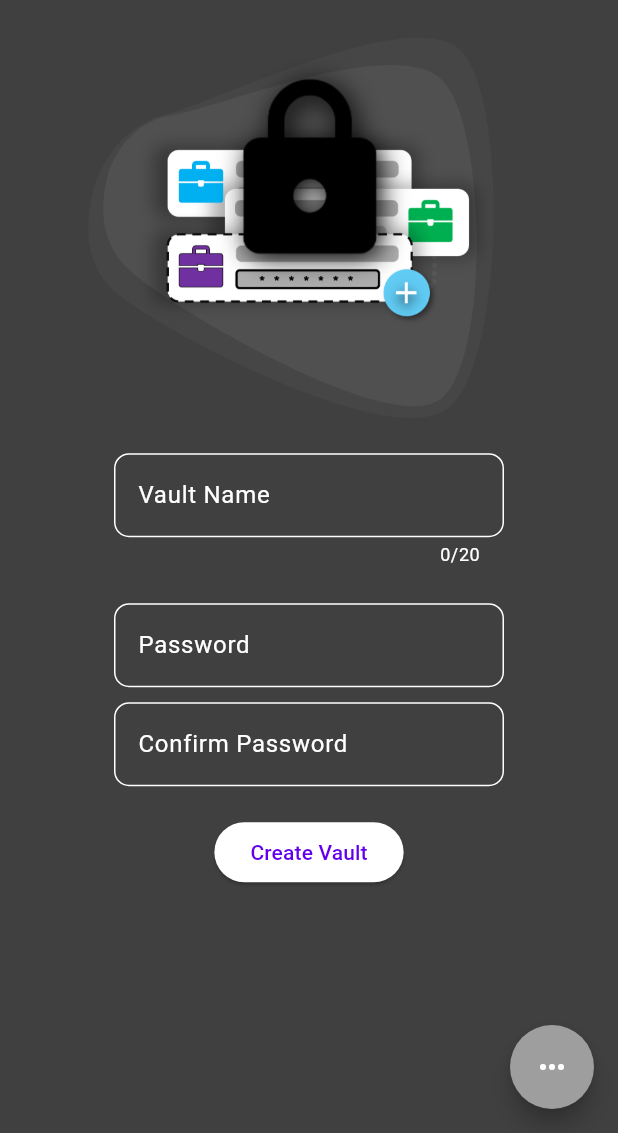
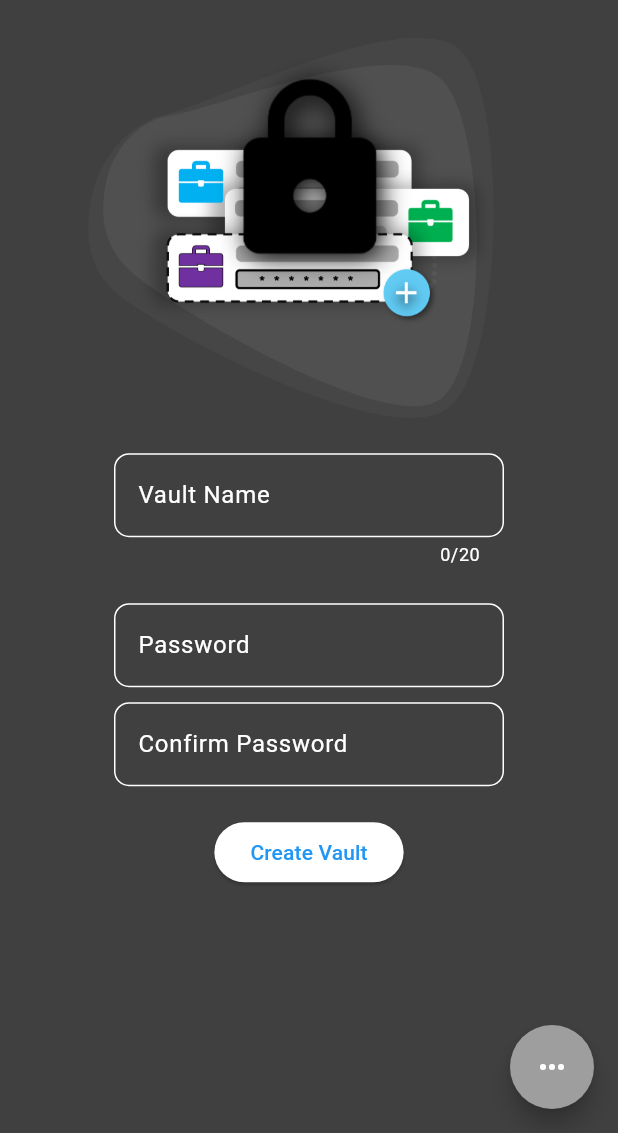
Before and after one commit to GaecKo/CryptedEye, a Flutter app: the SignUpPage screen opened by its route, on a phone screen of 412 x 824 dp, the part 103-1236 px from its top. Run offline on Flutter 3.47's test engine with Material 3 defaults, Android fonts, the phone set to English and light mode, and no system bars; drawn by our look-alikes of flutter_speed_dial; our stand-ins replace awesome_notifications, flutter_slidable, share_plus; missing offline and left inert: encrypt, flutter_file_dialog, pointycastle, restart_app.

Commit message:
default blue color + underline redirect on login/signup

```diff
--- a/lib/pages/signup.dart
+++ b/lib/pages/signup.dart
@@ -119,8 +119,11 @@
             ? const SizedBox()
             : const Text(
                 "Connect to existing Vault",
-                style:
-                    TextStyle(fontStyle: FontStyle.italic, color: Colors.white),
+                style: TextStyle(
+                    fontStyle: FontStyle.italic,
+                    color: Colors.white,
+                    decoration: TextDecoration.underline,
+                    decorationColor: Colors.white),
               ));
 
     int nb_vaults = ctr.getListOfVault().length;
```
Also changed, not shown: lib/pages/login.dart (+4 -3 lines), lib/pages/themeProvider.dart (+6 -2 lines).
